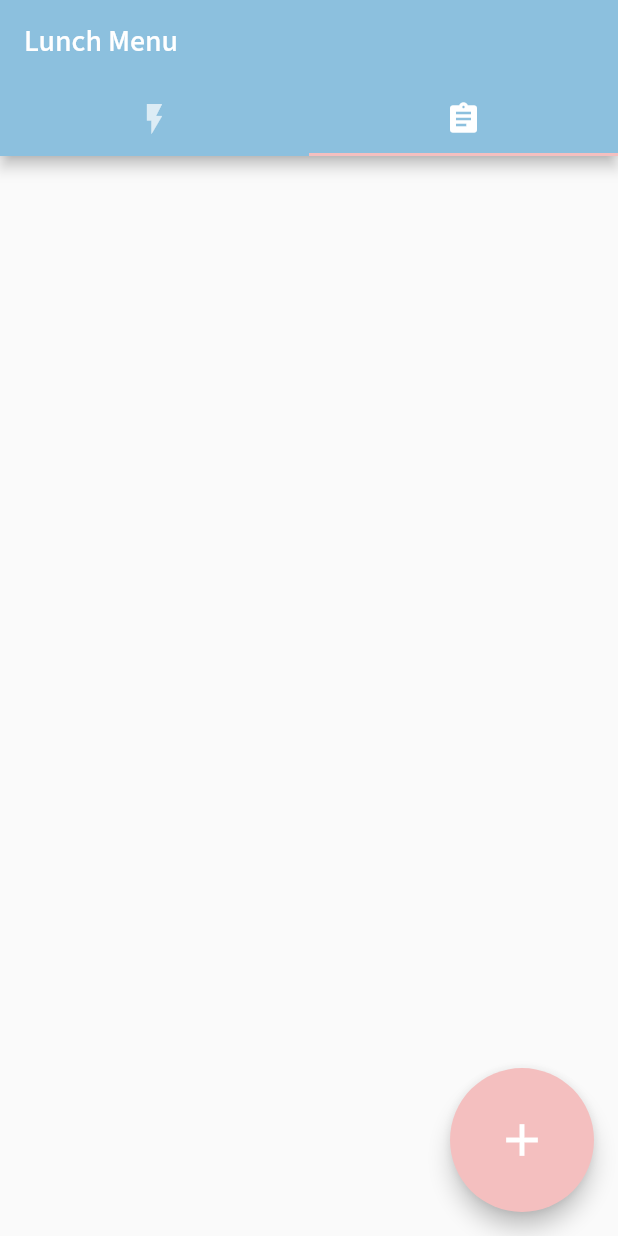
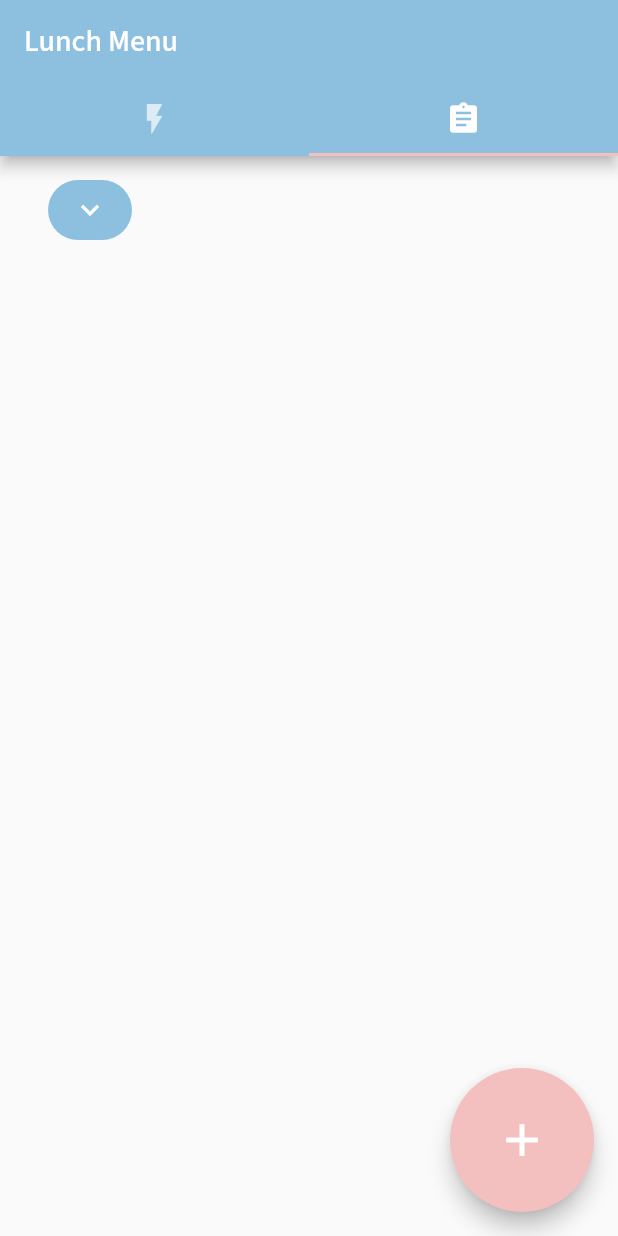
Before and after one commit to WakeUpYoung/meal-counselor, a Flutter app: the screen it shows after launch, tab 2 chosen, on a phone screen of 412 x 824 dp. Run offline on Flutter 3.47's test engine with Material 2 defaults, Android fonts, the phone set to English and light mode, and no system bars; our stand-ins replace google_fonts, sqflite; accounts and stored records are empty.

Commit message:
complete basic function

```diff
--- /dev/null
+++ b/lib/components/scheme_picker.dart
@@ -0,0 +1,83 @@
+import 'package:flutter/material.dart';
+import 'package:lunch_counselor/modal/provider_scheme.dart';
+import 'package:lunch_counselor/services/scheme_service.dart';
+import 'package:provider/provider.dart';
+
+import '../modal/scheme_model.dart';
+
+class SchemePicker extends StatefulWidget {
+  final ValueChanged<int>? onChanged;
+
+  const SchemePicker({Key? key, this.onChanged}) : super(key: key);
+
+  @override
+  State createState() => _SchemePickerState();
+}
+
+class _SchemePickerState extends State<SchemePicker> {
+
+  List<SchemeModel> _schemeList = [];
+
+  @override
+  void initState() {
+    super.initState();
+    refreshSchemeList();
+  }
+
+  @override
+  Widget build(BuildContext context) {
+    return Consumer<SchemeProvider>(
+      builder: (context, model, child) {
+        return Container(
+          padding:
+              const EdgeInsets.only(left: 16, right: 16, top: 8, bottom: 8),
+          margin: const EdgeInsets.only(left: 16),
+          decoration: BoxDecoration(
+            color: Theme.of(context).colorScheme.primary,
+            shape: BoxShape.rectangle,
+            borderRadius: const BorderRadius.all(Radius.elliptical(20, 20)),
+          ),
+          child: DropdownButton<int>(
+            value: context.watch<SchemeProvider>().currentSchemeId,
+            icon: const Icon(
+              Icons.keyboard_arrow_down_sharp,
+              color: Colors.white,
+            ),
+            style: Theme.of(context)
+                .textTheme
+                .bodyText2!
+                .copyWith(fontWeight: FontWeight.bold),
+            underline: Container(
+              color: Colors.transparent,
+            ),
+            dropdownColor: Theme.of(context).colorScheme.primary,
+            borderRadius: const BorderRadius.all(Radius.elliptical(20, 20)),
+            items: _schemeList
+                .map((e) => DropdownMenuItem(
+                      value: e.id,
+                      child: Text(
+                        e.name,
+                      ),
+                    ))
+                .toList(),
+            onChanged: (value) {
+              setState(() {
+                context.read<SchemeProvider>().setCurrentSchemeId(value ?? 0);
+              });
+              if (widget.onChanged != null) {
+                widget.onChanged!(value!);
+              }
+            },
+          ),
+        );
+      },
+    );
+  }
+
+  refreshSchemeList() async {
+    List<SchemeModel> results = await SchemeService.listScheme();
+    setState(() {
+      _schemeList = results;
+    });
+  }
+}
--- a/lib/main.dart
+++ b/lib/main.dart
@@ -1,10 +1,17 @@
 import 'package:flutter/material.dart';
 import 'package:google_fonts/google_fonts.dart';
 import 'package:flutter/services.dart';
+import 'package:lunch_counselor/modal/provider_scheme.dart';
 import 'package:lunch_counselor/pages/main_page.dart';
+import 'package:provider/provider.dart';
 
 void main() {
-  runApp(const MyApp());
+  runApp(
+      ChangeNotifierProvider(
+        create: (_) => SchemeProvider(),
+        child: const MyApp(),
+      )
+  );
   SystemChrome.setEnabledSystemUIMode(SystemUiMode.edgeToEdge);
 }
 
@@ -24,7 +31,11 @@ class MyApp extends StatelessWidget {
           secondary: const Color(0xfff4bfbf),
           background: Colors.white,
         ),
-        textTheme: GoogleFonts.sourceSansProTextTheme(),
+        textTheme: GoogleFonts.sourceSansProTextTheme().copyWith(
+          bodyText2: const TextStyle(
+            color: Colors.white
+          )
+        ),
         splashColor: const Color(0xFF6b93ab),
         floatingActionButtonTheme: themeData.floatingActionButtonTheme.copyWith(
           splashColor: const Color(0xffc19797)
--- a/lib/modal/menu_modal.dart
+++ b/lib/modal/menu_model.dart
@@ -1,10 +1,10 @@
-class MenuModal {
+class MenuModel {
   int? id;
   String name;
   double weight;
   int schemeId;
 
-  MenuModal({
+  MenuModel({
     required this.name,
     required this.weight,
     required this.schemeId,
--- /dev/null
+++ b/lib/modal/provider_scheme.dart
@@ -0,0 +1,13 @@
+import 'package:flutter/material.dart';
+
+class SchemeProvider extends ChangeNotifier {
+  int? _currentSchemeId;
+
+  int? get currentSchemeId => _currentSchemeId;
+
+  void setCurrentSchemeId(int? newVal) {
+    _currentSchemeId = newVal;
+    notifyListeners();
+  }
+
+}
--- a/lib/modal/scheme_modal.dart
+++ b/lib/modal/scheme_model.dart
@@ -1,8 +1,8 @@
-class SchemeModal {
+class SchemeModel {
   int? id;
   String name;
 
-  SchemeModal({
+  SchemeModel({
     required this.name,
     this.id
   });
--- /dev/null
+++ b/lib/utils/common_utils.dart
@@ -0,0 +1,9 @@
+import 'package:flutter/material.dart';
+
+class CommonUtils {
+  static void showSnackBar(BuildContext context, String text) {
+    ScaffoldMessenger.of(context)
+      ..removeCurrentSnackBar()
+      ..showSnackBar(SnackBar(content: Text(text)));
+  }
+}
```
Also changed, not shown: lib/pages/add_menu_page.dart (+53 -13 lines), lib/pages/lunch_menu.dart (+75 -37 lines), lib/pages/lunch_random_selector.dart (+40 -16 lines), lib/services/menu_service.dart (+48 -6 lines), lib/services/scheme_service.dart (+4 -4 lines).
